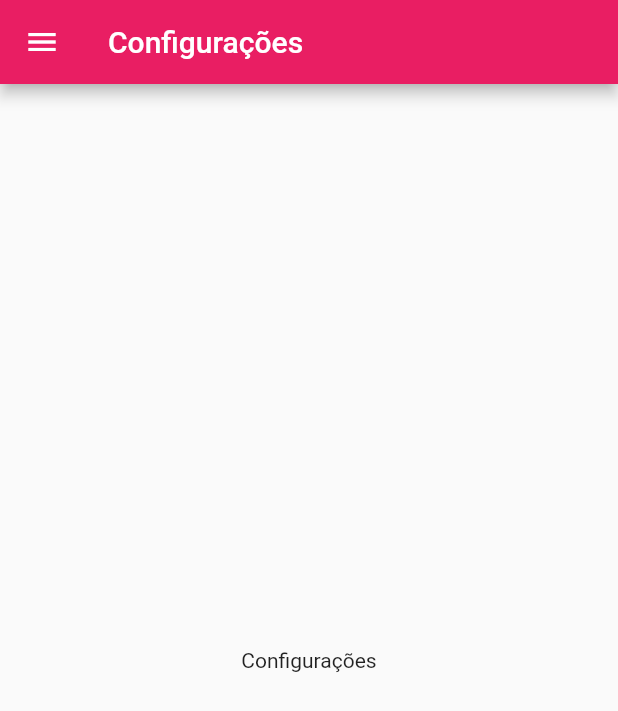
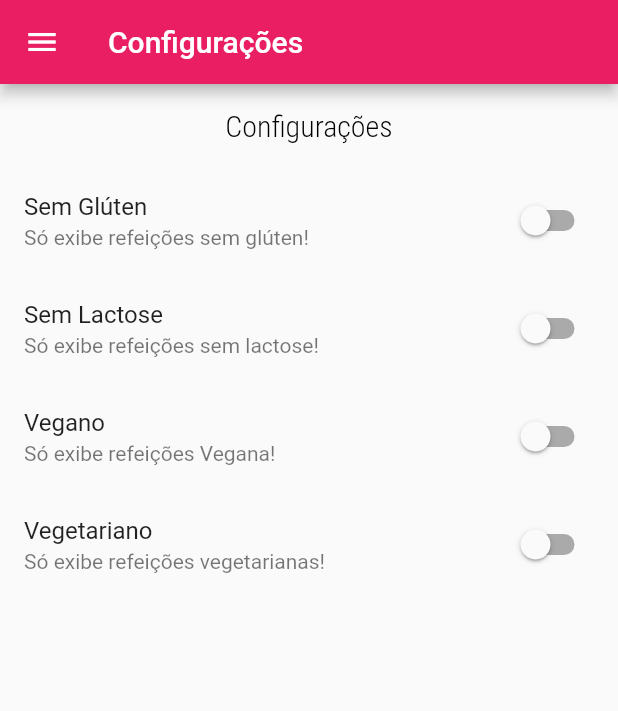
Before and after one commit to xandefreitas/Meals, a Flutter app: the SettingsScreen screen opened by its route, on a phone screen of 412 x 824 dp. Shown: the top 711 px of the screen. Run offline on Flutter 3.47's test engine with Material 2 defaults, Android fonts, the phone set to English and light mode, and no system bars.

Commit message:
205. Tela de Configurações

```diff
--- /dev/null
+++ b/lib/models/settings.dart
@@ -0,0 +1,13 @@
+class Settings {
+  bool isVegan;
+  bool isVegetarian;
+  bool isGlutenFree;
+  bool isLactoseFree;
+
+  Settings({
+    this.isVegan = false,
+    this.isVegetarian = false,
+    this.isGlutenFree = false,
+    this.isLactoseFree = false,
+  });
+}
--- a/lib/screens/settings_screen.dart
+++ b/lib/screens/settings_screen.dart
@@ -1,8 +1,25 @@
 import 'package:flutter/material.dart';
 import 'package:flutter_meals/components/main_drawer.dart';
+import 'package:flutter_meals/models/settings.dart';
 
-class SettingsScreen extends StatelessWidget {
+class SettingsScreen extends StatefulWidget {
   const SettingsScreen({Key? key}) : super(key: key);
+
+  @override
+  State<SettingsScreen> createState() => _SettingsScreenState();
+}
+
+class _SettingsScreenState extends State<SettingsScreen> {
+  Settings settings = Settings();
+
+  Widget _createSwitch(String title, String subtitle, bool value, Function(bool) onChanged) {
+    return SwitchListTile.adaptive(
+      title: Text(title),
+      subtitle: Text(subtitle),
+      value: value,
+      onChanged: onChanged,
+    );
+  }
 
   @override
   Widget build(BuildContext context) {
@@ -11,8 +28,46 @@
         title: Text('Configurações'),
       ),
       drawer: MainDrawer(),
-      body: Center(
-        child: Text('Configurações'),
+      body: Column(
+        children: [
+          Container(
+            padding: EdgeInsets.all(16),
+            child: Text(
+              'Configurações',
+              style: Theme.of(context).textTheme.headline1,
+            ),
+          ),
+          Expanded(
+            child: ListView(
+              children: [
+                _createSwitch(
+                  'Sem Glúten',
+                  'Só exibe refeições sem glúten!',
+                  settings.isGlutenFree,
+                  (value) => setState(() => settings.isGlutenFree = value),
+                ),
+                _createSwitch(
+                  'Sem Lactose',
+                  'Só exibe refeições sem lactose!',
+                  settings.isLactoseFree,
+                  (value) => setState(() => settings.isLactoseFree = value),
+                ),
+                _createSwitch(
+                  'Vegano',
+                  'Só exibe refeições Vegana!',
+                  settings.isVegan,
+                  (value) => setState(() => settings.isVegan = value),
+                ),
+                _createSwitch(
+                  'Vegetariano',
+                  'Só exibe refeições vegetarianas!',
+                  settings.isVegetarian,
+                  (value) => setState(() => settings.isVegetarian = value),
+                ),
+              ],
+            ),
+          )
+        ],
       ),
     );
   }
```
